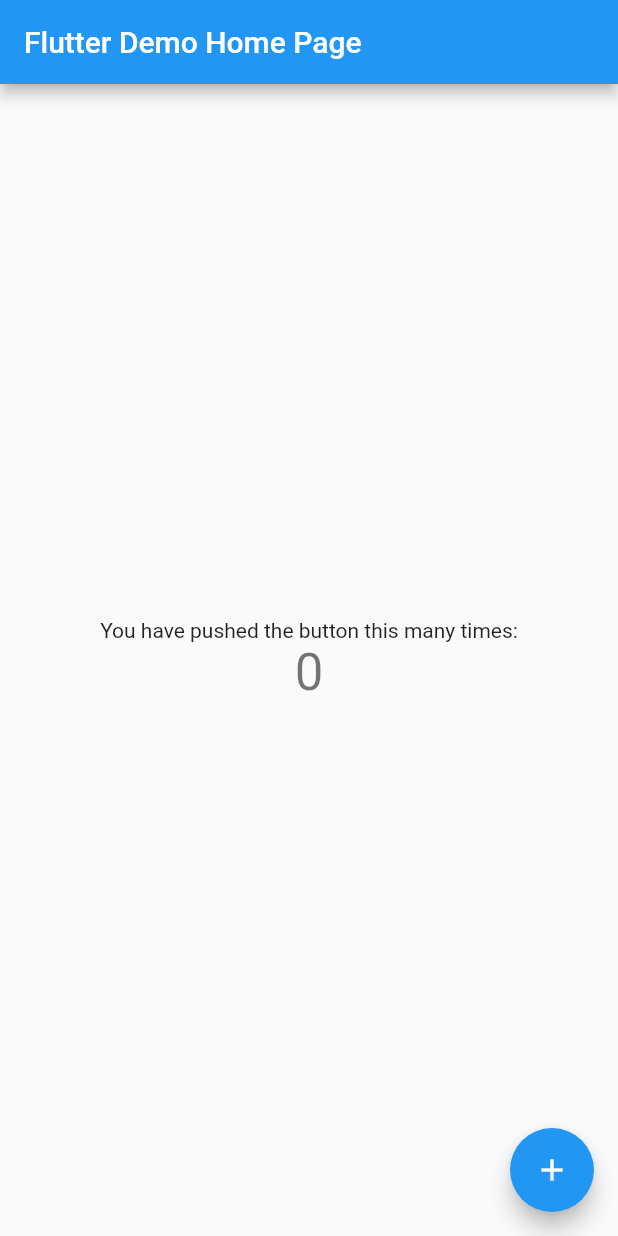
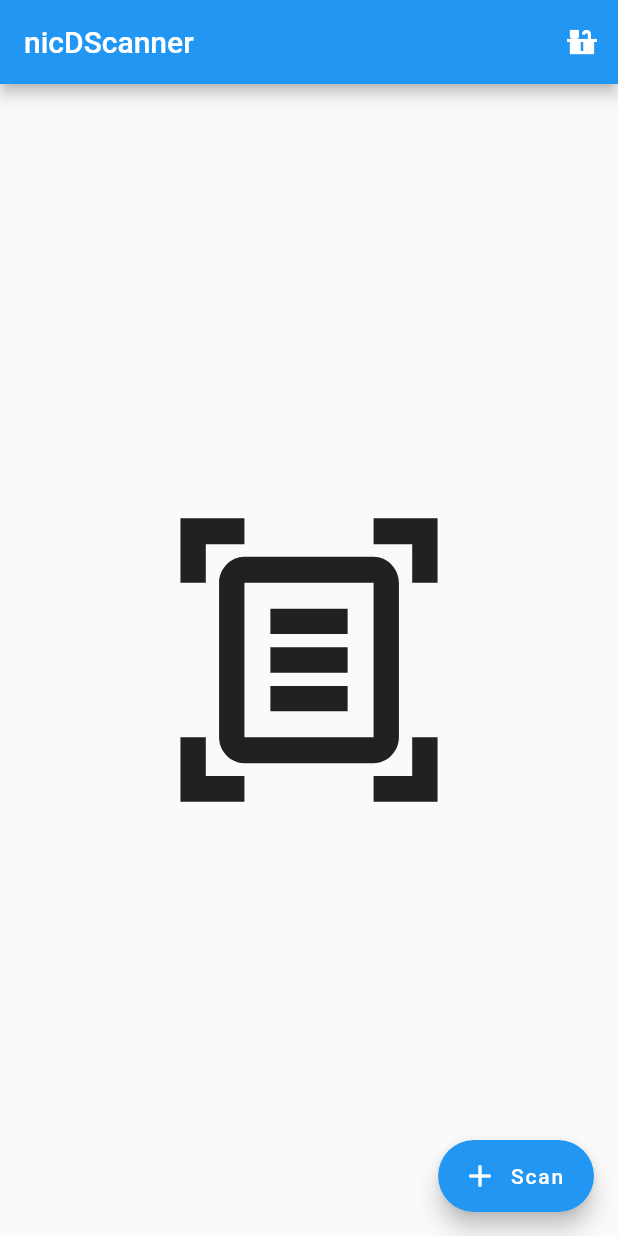
Before and after one commit to cej04/document_scanner, a Flutter app: the screen it shows after launch, on a phone screen of 412 x 824 dp. Run offline on Flutter 3.47's test engine with Material 2 defaults, Android fonts, the light colour scheme and no system bars.

Commit message:
home page UI

```diff
--- /dev/null
+++ b/lib/homePage.dart
@@ -0,0 +1,80 @@
+import 'dart:math';
+
+import 'package:flutter/material.dart';
+
+class homePage extends StatefulWidget {
+  const homePage({super.key, required this.title});
+
+  // This widget is the home page of your application. It is stateful, meaning
+  // that it has a State object (defined below) that contains fields that affect
+  // how it looks.
+
+  // This class is the configuration for the state. It holds the values (in this
+  // case the title) provided by the parent (in this case the App widget) and
+  // used by the build method of the State. Fields in a Widget subclass are
+  // always marked "final".
+
+  final String title;
+
+  @override
+  State<homePage> createState() => _homePageState();
+}
+
+class _homePageState extends State<homePage> {
+
+
+
+  @override
+ Widget build(BuildContext context) {
+    return Scaffold(
+      appBar: AppBar(
+         title: Text('nicDScanner'),
+  actions: <Widget>[
+    IconButton(
+      icon: Icon(
+        Icons.countertops,
+        color: Colors.white,
+      ),
+      onPressed: () {
+        // do something
+      },
+    )
+  ],
+      ),
+      body: Center(
+
+          child: Container(
+            //color: Colors.deepOrangeAccent,
+            child: Column(
+              mainAxisAlignment: MainAxisAlignment.center,
+              //mainAxisSize: MainAxisSize.max,
+              crossAxisAlignment: CrossAxisAlignment.center,
+              children: <Widget>[
+                LayoutBuilder(builder: (context, constraints) {
+                  var height = constraints.maxHeight;
+                  var width = constraints.maxWidth/2;
+
+                  return Icon(Icons.document_scanner_outlined, size: min(height, width));
+                }),
+          //       OutlinedButton(
+          //   child: Text('Scan'),
+          //   style: OutlinedButton.styleFrom(
+          // //primary: Colors.green,
+          //   ),
+          //   onPressed: (){},
+          //   // onPressed: () => Navigator.of(context)
+          //   //     .push(MaterialPageRoute(builder: (context) => const NewScreen())),
+          // ),
+              ],
+            ),
+          ),
+
+      ),
+    floatingActionButton: FloatingActionButton.extended(
+        onPressed: (){},
+        icon: Icon(Icons.add),
+        label: Text('Scan'),
+      ),
+    );
+  }
+}
--- a/lib/main.dart
+++ b/lib/main.dart
@@ -1,3 +1,4 @@
+import 'package:document_scanner/homePage.dart';
 import 'package:flutter/material.dart';
 
 void main() {
@@ -11,6 +12,7 @@
   @override
   Widget build(BuildContext context) {
     return MaterialApp(
+      debugShowCheckedModeBanner: false,
       title: 'Flutter Demo',
       theme: ThemeData(
         // This is the theme of your application.
@@ -24,92 +26,7 @@
         // is not restarted.
         primarySwatch: Colors.blue,
       ),
-      home: const MyHomePage(title: 'Flutter Demo Home Page'),
+      home: const homePage(title: 'nicDScanner'),
     );
   }
 }
-
-class MyHomePage extends StatefulWidget {
-  const MyHomePage({super.key, required this.title});
-
-  // This widget is the home page of your application. It is stateful, meaning
-  // that it has a State object (defined below) that contains fields that affect
-  // how it looks.
-
-  // This class is the configuration for the state. It holds the values (in this
-  // case the title) provided by the parent (in this case the App widget) and
-  // used by the build method of the State. Fields in a Widget subclass are
-  // always marked "final".
-
-  final String title;
-
-  @override
-  State<MyHomePage> createState() => _MyHomePageState();
-}
-
-class _MyHomePageState extends State<MyHomePage> {
-  int _counter = 0;
-
-  void _incrementCounter() {
-    setState(() {
-      // This call to setState tells the Flutter framework that something has
-      // changed in this State, which causes it to rerun the build method below
-      // so that the display can reflect the updated values. If we changed
-      // _counter without calling setState(), then the build method would not be
-      // called again, and so nothing would appear to happen.
-      _counter++;
-    });
-  }
-
-  @override
-  Widget build(BuildContext context) {
-    // This method is rerun every time setState is called, for instance as done
-    // by the _incrementCounter method above.
-    //
-    // The Flutter framework has been optimized to make rerunning build methods
-    // fast, so that you can just rebuild anything that needs updating rather
-    // than having to individually change instances of widgets.
-    return Scaffold(
-      appBar: AppBar(
-        // Here we take the value from the MyHomePage object that was created by
-        // the App.build method, and use it to set our appbar title.
-        title: Text(widget.title),
-      ),
-      body: Center(
-        // Center is a layout widget. It takes a single child and positions it
-        // in the middle of the parent.
-        child: Column(
-          // Column is also a layout widget. It takes a list of children and
-          // arranges them vertically. By default, it sizes itself to fit its
-          // children horizontally, and tries to be as tall as its parent.
-          //
-          // Invoke "debug painting" (press "p" in the console, choose the
-          // "Toggle Debug Paint" action from the Flutter Inspector in Android
-          // Studio, or the "Toggle Debug Paint" command in Visual Studio Code)
-          // to see the wireframe for each widget.
-          //
-          // Column has various properties to control how it sizes itself and
-          // how it positions its children. Here we use mainAxisAlignment to
-          // center the children vertically; the main axis here is the vertical
-          // axis because Columns are vertical (the cross axis would be
-          // horizontal).
-          mainAxisAlignment: MainAxisAlignment.center,
-          children: <Widget>[
-            const Text(
-              'You have pushed the button this many times:',
-            ),
-            Text(
-              '$_counter',
-              style: Theme.of(context).textTheme.headline4,
-            ),
-          ],
-        ),
-      ),
-      floatingActionButton: FloatingActionButton(
-        onPressed: _incrementCounter,
-        tooltip: 'Increment',
-        child: const Icon(Icons.add),
-      ), // This trailing comma makes auto-formatting nicer for build methods.
-    );
-  }
-}
--- a/pubspec.yaml
+++ b/pubspec.yaml
@@ -36,6 +36,7 @@
   # The following adds the Cupertino Icons font to your application.
   # Use with the CupertinoIcons class for iOS style icons.
   cupertino_icons: ^1.0.2
+  sqflite: ^2.2.2
 
 dev_dependencies:
   flutter_test:
```
Also changed, not shown: pubspec.lock, 1 other file.
